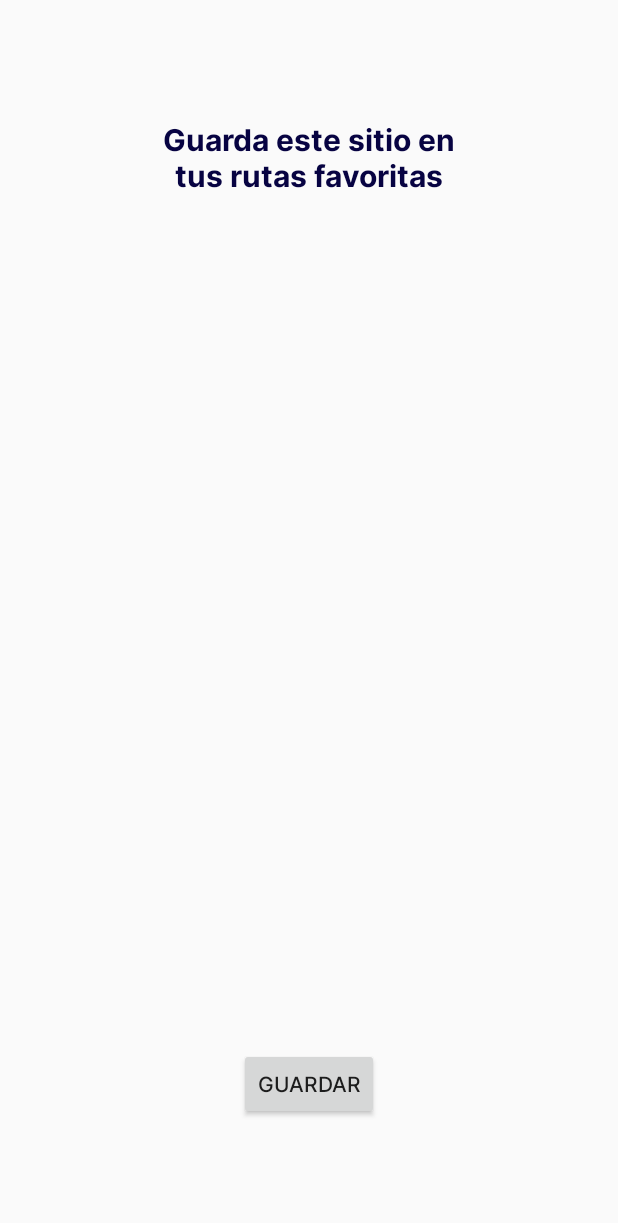
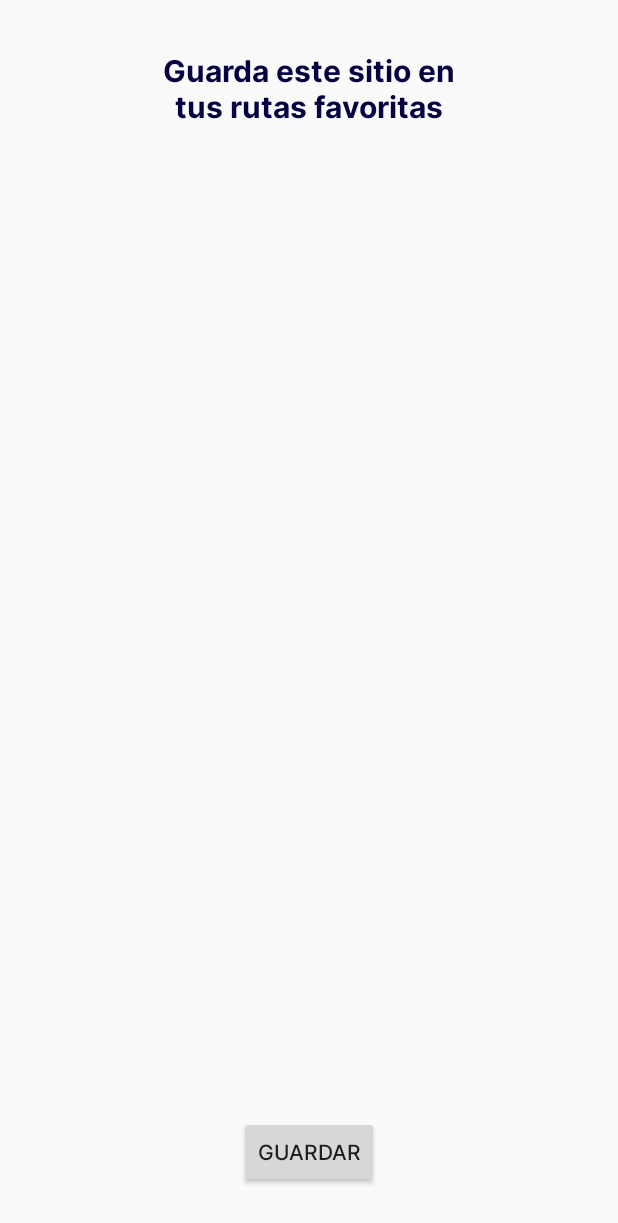
Before and after one commit to JeRamirez25/appTurismo, an Android app: the GuardarEnCategoria screen opened directly, with no data from a screen before it, on a phone screen of 412 x 824 dp. Shown: the top 1223 px of the screen. Run offline under Robolectric (Android 15) with nearby library versions, the phone set to English and light mode, and no system bars; our stand-ins replace Firebase (no records; nobody signed in at launch, a user with empty details on screens opened directly).

Commit message:
Correción loyaouts en general recycler view

```diff
--- a/app/src/main/res/layout/activity_guardar_en_categoria.xml
+++ b/app/src/main/res/layout/activity_guardar_en_categoria.xml
@@ -9,35 +9,36 @@
         android:id="@+id/textView10"
         android:layout_width="222dp"
         android:layout_height="52dp"
+        android:layout_marginTop="32dp"
         android:fontFamily="@font/inter_bold"
         android:text="Guarda este sitio en tus rutas favoritas"
         android:textAlignment="center"
         android:textColor="@color/Dark_blue"
         android:textSize="20dp"
-        app:layout_constraintBottom_toBottomOf="parent"
         app:layout_constraintEnd_toEndOf="parent"
         app:layout_constraintStart_toStartOf="parent"
-        app:layout_constraintTop_toTopOf="parent"
-        app:layout_constraintVertical_bias="0.101" />
+        app:layout_constraintTop_toTopOf="parent" />
 
     <Button
         android:id="@+id/btnGuardarDevolverse"
         android:layout_width="wrap_content"
         android:layout_height="wrap_content"
+        android:layout_marginBottom="32dp"
         android:text="Guardar"
         app:layout_constraintBottom_toBottomOf="parent"
         app:layout_constraintEnd_toEndOf="parent"
-        app:layout_constraintStart_toStartOf="parent"
-        app:layout_constraintTop_toTopOf="parent"
-        app:layout_constraintVertical_bias="0.9" />
+        app:layout_constraintStart_toStartOf="parent" />
 
     <androidx.recyclerview.widget.RecyclerView
         android:id="@+id/recyclerViewRutasFavoritasGuardar"
         android:layout_width="409dp"
-        android:layout_height="435dp"
-        app:layout_constraintBottom_toBottomOf="parent"
+        android:layout_height="0dp"
+        android:layout_marginTop="16dp"
+        android:layout_marginBottom="16dp"
+        app:layout_constraintBottom_toTopOf="@+id/btnGuardarDevolverse"
         app:layout_constraintEnd_toEndOf="parent"
+        app:layout_constraintHorizontal_bias="0.0"
         app:layout_constraintStart_toStartOf="parent"
-        app:layout_constraintTop_toTopOf="parent" />
+        app:layout_constraintTop_toBottomOf="@+id/textView10" />
 
 </androidx.constraintlayout.widget.ConstraintLayout>
```
Also changed, not shown: app/src/main/res/layout/detalles_del_lugar_ruta.xml (+10 -10 lines), app/src/main/res/layout/fragment_perfil.xml (+7 -5 lines), app/src/main/res/layout/fragment_rutas.xml (+1 -7 lines), app/src/main/res/layout/fragment_rutas_escogidas.xml (+10 -8 lines), app/src/main/res/layout/fragment_rutas_parametros.xml (+15 -8 lines), app/src/main/res/layout/item_rutas_guardar_favoritos.xml (+5 -4 lines), app/src/main/res/layout/ruta_escogida.xml (+13 -12 lines).
